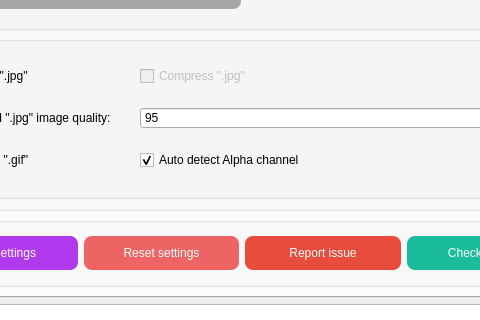
Before: the Qt Designer form SRC/Waifu2x-Extension-QT/mainwindow.ui in AaronFeng753/Waifu2x-Extension-GUI, drawn with Qt 5; both pictures show x 110 to 590 and y 371 to 691 of the 1190 by 774 pixel window.
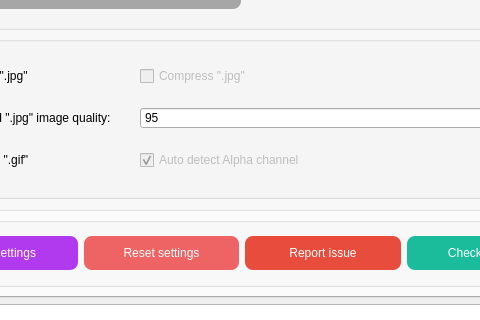
After: the same form once the commit is applied. The open tabs and pages were chosen to show the change. Icons and pictures are not drawn.

What changed in the file:
```diff
--- a/SRC/Waifu2x-Extension-QT/mainwindow.ui
+++ b/SRC/Waifu2x-Extension-QT/mainwindow.ui
@@ -5239,6 +5239,9 @@
               </item>
               <item row="5" column="1">
                <widget class="QCheckBox" name="checkBox_AutoDetectAlphaChannel">
+                <property name="enabled">
+                 <bool>false</bool>
+                </property>
                 <property name="toolTip">
                  <string>When the alpha channel is detected in the picture, software will
 automatically force the picture to be saved as PNG.</string>
```
Left out of the diff: 34 changed lines with no effect on the pictures.
